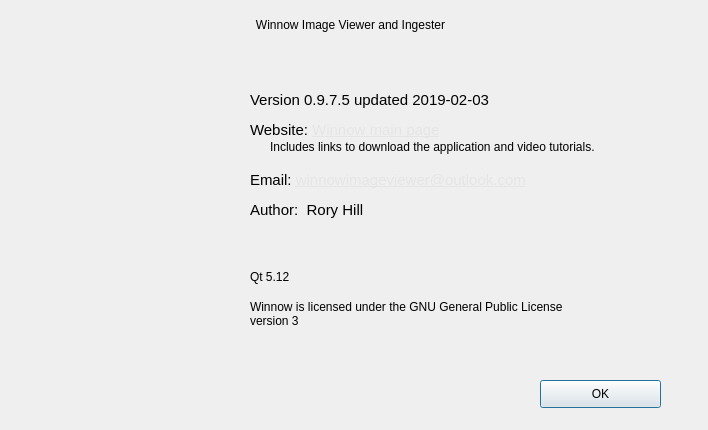
The window that Dialogs/aboutdlg.ui (towhee/Winnow64) describes before a commit, drawn with Qt 5.
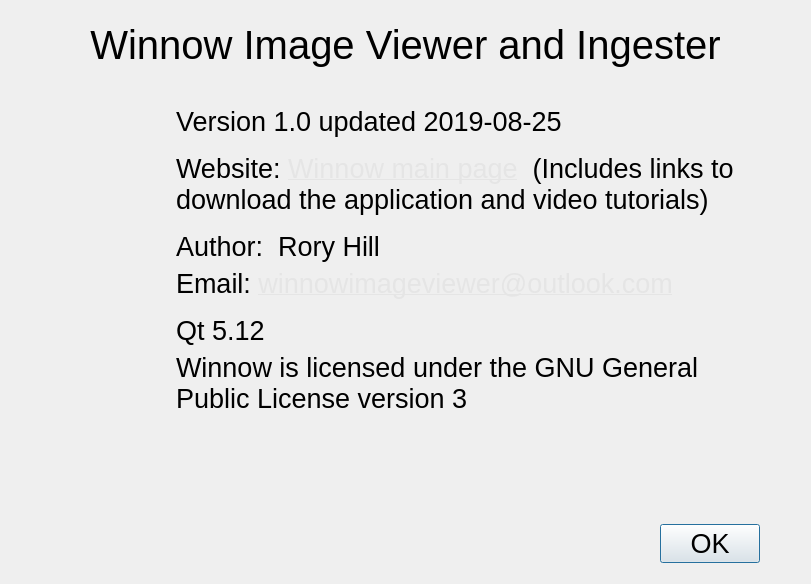
The same window after the commit. Icons and pictures are not drawn.

Commit message:
Scale fonts 2
About and AppDlg

```diff
--- a/Dialogs/aboutdlg.ui
+++ b/Dialogs/aboutdlg.ui
@@ -6,21 +6,121 @@
    <rect>
     <x>0</x>
     <y>0</y>
-    <width>708</width>
-    <height>430</height>
+    <width>811</width>
+    <height>584</height>
    </rect>
   </property>
+  <property name="sizePolicy">
+   <sizepolicy hsizetype="Maximum" vsizetype="Maximum">
+    <horstretch>0</horstretch>
+    <verstretch>0</verstretch>
+   </sizepolicy>
+  </property>
+  <property name="font">
+   <font>
+    <pointsize>20</pointsize>
+   </font>
+  </property>
   <property name="windowTitle">
    <string>About</string>
   </property>
+  <layout class="QVBoxLayout" name="verticalLayout">
+   <item>
+    <layout class="QHBoxLayout" name="horizontalLayout_3">
+     <property name="bottomMargin">
+      <number>20</number>
+     </property>
+     <item alignment="Qt::AlignHCenter|Qt::AlignVCenter">
+      <widget class="QLabel" name="title">
+       <property name="sizePolicy">
+        <sizepolicy hsizetype="Maximum" vsizetype="Maximum">
+         <horstretch>0</horstretch>
+         <verstretch>0</verstretch>
+        </sizepolicy>
+       </property>
+       <property name="maximumSize">
+        <size>
+         <width>900</width>
+         <height>16777215</height>
+        </size>
+       </property>
+       <property name="font">
+        <font>
+         <family>Tahoma</family>
+         <pointsize>30</pointsize>
+         <weight>50</weight>
+         <italic>false</italic>
+         <bold>false</bold>
+        </font>
+       </property>
+       <property name="text">
+        <string>Winnow Image Viewer and Ingester</string>
+       </property>
+       <property name="alignment">
+        <set>Qt::AlignCenter</set>
+       </property>
+      </widget>
+     </item>
+    </layout>
+   </item>
+   <item>
+    <layout class="QHBoxLayout" name="horizontalLayout_4">
+     <property name="bottomMargin">
+      <number>10</number>
+     </property>
+     <item>
+      <spacer name="horizontalSpacer_5">
+       <property name="orientation">
+        <enum>Qt::Horizontal</enum>
+       </property>
+       <property name="sizeType">
+        <enum>QSizePolicy::Maximum</enum>
+       </property>
+       <property name="sizeHint" stdset="0">
+        <size>
+         <width>40</width>
+         <height>20</height>
+        </size>
+       </property>
+      </spacer>
+     </item>
+     <item>
+      <layout class="QVBoxLayout" name="verticalLayout_3">
+       <item>
+        <spacer name="verticalSpacer_3">
+         <property name="orientation">
+          <enum>Qt::Vertical</enum>
+         </property>
+         <property name="sizeType">
+          <enum>QSizePolicy::Maximum</enum>
+         </property>
+         <property name="sizeHint" stdset="0">
+          <size>
+           <width>20</width>
+           <height>20</height>
+          </size>
+         </property>
+        </spacer>
+       </item>
+       <item>
   <widget class="QLabel" name="label">
-   <property name="geometry">
-    <rect>
-     <x>50</x>
-     <y>90</y>
+         <property name="sizePolicy">
+          <sizepolicy hsizetype="Maximum" vsizetype="Preferred">
+           <horstretch>0</horstretch>
+           <verstretch>0</verstretch>
+          </sizepolicy>
+         </property>
+         <property name="minimumSize">
+          <size>
      <width>100</width>
      <height>100</height>
-    </rect>
+          </size>
+         </property>
+         <property name="maximumSize">
+          <size>
+           <width>100</width>
+           <height>100</height>
+          </size>
    </property>
    <property name="text">
     <string/>
@@ -32,135 +132,185 @@
     <bool>true</bool>
    </property>
   </widget>
+       </item>
+       <item>
+        <spacer name="verticalSpacer_5">
+         <property name="orientation">
+          <enum>Qt::Vertical</enum>
+         </property>
+         <property name="sizeType">
+          <enum>QSizePolicy::Maximum</enum>
+         </property>
+         <property name="sizeHint" stdset="0">
+          <size>
+           <width>10</width>
+           <height>68</height>
+          </size>
+         </property>
+        </spacer>
+       </item>
+      </layout>
+     </item>
+     <item>
+      <spacer name="horizontalSpacer_6">
+       <property name="orientation">
+        <enum>Qt::Horizontal</enum>
+       </property>
+       <property name="sizeType">
+        <enum>QSizePolicy::Maximum</enum>
+       </property>
+       <property name="sizeHint" stdset="0">
+        <size>
+         <width>40</width>
+         <height>20</height>
+        </size>
+       </property>
+      </spacer>
+     </item>
+     <item>
+      <layout class="QVBoxLayout" name="verticalLayout_2">
+       <item>
   <widget class="QLabel" name="version">
-   <property name="geometry">
-    <rect>
-     <x>250</x>
-     <y>90</y>
-     <width>341</width>
-     <height>20</height>
-    </rect>
+         <property name="sizePolicy">
+          <sizepolicy hsizetype="Expanding" vsizetype="Maximum">
+           <horstretch>10</horstretch>
+           <verstretch>0</verstretch>
+          </sizepolicy>
    </property>
    <property name="font">
     <font>
      <family>MS Shell Dlg 2</family>
-     <pointsize>11</pointsize>
+           <pointsize>20</pointsize>
     </font>
    </property>
    <property name="text">
-    <string>Version 0.9.7.5 updated 2019-02-03</string>
-   </property>
-  </widget>
-  <widget class="QLabel" name="title">
-   <property name="geometry">
-    <rect>
-     <x>0</x>
-     <y>0</y>
-     <width>701</width>
-     <height>50</height>
-    </rect>
-   </property>
-   <property name="styleSheet">
-    <string notr="true">font: 20pt &quot;Tahoma&quot;;
-</string>
-   </property>
-   <property name="text">
-    <string>Winnow Image Viewer and Ingester</string>
-   </property>
-   <property name="alignment">
-    <set>Qt::AlignCenter</set>
-   </property>
-  </widget>
+          <string>&lt;html&gt;&lt;head/&gt;&lt;body&gt;&lt;p&gt;Version 1.0 updated 2019-08-25&lt;/p&gt;&lt;/body&gt;&lt;/html&gt;</string>
+         </property>
+        </widget>
+       </item>
+       <item>
+        <spacer name="verticalSpacer_2">
+         <property name="orientation">
+          <enum>Qt::Vertical</enum>
+         </property>
+         <property name="sizeType">
+          <enum>QSizePolicy::Fixed</enum>
+         </property>
+         <property name="sizeHint" stdset="0">
+          <size>
+           <width>20</width>
+           <height>10</height>
+          </size>
+         </property>
+        </spacer>
+       </item>
+       <item>
   <widget class="QLabel" name="webSite">
-   <property name="geometry">
-    <rect>
-     <x>250</x>
-     <y>120</y>
-     <width>361</width>
-     <height>20</height>
-    </rect>
+         <property name="sizePolicy">
+          <sizepolicy hsizetype="Expanding" vsizetype="Preferred">
+           <horstretch>0</horstretch>
+           <verstretch>0</verstretch>
+          </sizepolicy>
    </property>
    <property name="font">
     <font>
      <family>MS Shell Dlg 2</family>
-     <pointsize>11</pointsize>
+           <pointsize>20</pointsize>
     </font>
    </property>
    <property name="styleSheet">
     <string notr="true"/>
    </property>
    <property name="text">
-    <string>&lt;html&gt;&lt;head/&gt;&lt;body&gt;&lt;p&gt;Website:  &lt;a href=&quot;http://165.227.46.158/winnow/winnow.html&quot;&gt;&lt;span style=&quot; text-decoration: underline; color:#e5e5e5;&quot;&gt;Winnow main page&lt;/span&gt;&lt;/a&gt;</string>
-   </property>
-  </widget>
-  <widget class="QLabel" name="email">
-   <property name="geometry">
-    <rect>
-     <x>250</x>
-     <y>170</y>
-     <width>361</width>
-     <height>20</height>
-    </rect>
-   </property>
-   <property name="font">
-    <font>
-     <family>MS Shell Dlg 2</family>
-     <pointsize>11</pointsize>
-    </font>
-   </property>
-   <property name="text">
-    <string>&lt;html&gt;&lt;head/&gt;&lt;body&gt;&lt;p&gt;Email:  &lt;a href=&quot;http://165.227.46.158/winnow/winnow.html&quot;&gt;&lt;span style=&quot; text-decoration: underline; color:#e5e5e5;&quot;&gt;winnowimageviewer@outlook.com&lt;/span&gt;&lt;/a&gt;</string>
-   </property>
-  </widget>
+          <string>&lt;html&gt;&lt;head/&gt;&lt;body&gt;&lt;p&gt;Website: &lt;a href=&quot;http://165.227.46.158/winnow/winnow.html&quot;&gt;&lt;span style=&quot; text-decoration: underline; color:#e5e5e5;&quot;&gt;Winnow main page&lt;/span&gt;&lt;/a&gt;&amp;nbsp;&amp;nbsp;(Includes links to download the application and video tutorials)&lt;/p&gt;&lt;/body&gt;&lt;/html&gt;</string>
+         </property>
+         <property name="wordWrap">
+          <bool>true</bool>
+         </property>
+        </widget>
+       </item>
+       <item>
+        <spacer name="verticalSpacer_4">
+         <property name="orientation">
+          <enum>Qt::Vertical</enum>
+         </property>
+         <property name="sizeType">
+          <enum>QSizePolicy::Fixed</enum>
+         </property>
+         <property name="sizeHint" stdset="0">
+          <size>
+           <width>10</width>
+           <height>10</height>
+          </size>
+         </property>
+        </spacer>
+       </item>
+       <item>
   <widget class="QLabel" name="Author">
-   <property name="geometry">
-    <rect>
-     <x>250</x>
-     <y>200</y>
-     <width>361</width>
-     <height>20</height>
-    </rect>
+         <property name="sizePolicy">
+          <sizepolicy hsizetype="Expanding" vsizetype="Maximum">
+           <horstretch>0</horstretch>
+           <verstretch>0</verstretch>
+          </sizepolicy>
    </property>
    <property name="font">
     <font>
      <family>MS Shell Dlg 2</family>
-     <pointsize>11</pointsize>
-    </font>
-   </property>
-   <property name="styleSheet">
-    <string notr="true">font-size = 9;</string>
-   </property>
+           <pointsize>20</pointsize>
+          </font>
+         </property>
    <property name="text">
     <string>Author:  Rory Hill</string>
    </property>
   </widget>
-  <widget class="QLabel" name="license">
-   <property name="geometry">
-    <rect>
-     <x>250</x>
-     <y>300</y>
-     <width>321</width>
-     <height>41</height>
-    </rect>
+       </item>
+       <item>
+        <widget class="QLabel" name="email">
+         <property name="sizePolicy">
+          <sizepolicy hsizetype="Expanding" vsizetype="Maximum">
+           <horstretch>0</horstretch>
+           <verstretch>0</verstretch>
+          </sizepolicy>
+         </property>
+         <property name="font">
+          <font>
+           <family>MS Shell Dlg 2</family>
+           <pointsize>20</pointsize>
+          </font>
    </property>
    <property name="text">
-    <string>Winnow is licensed under the GNU General Public License version 3</string>
-   </property>
-   <property name="alignment">
-    <set>Qt::AlignLeading|Qt::AlignLeft|Qt::AlignTop</set>
-   </property>
-   <property name="wordWrap">
-    <bool>true</bool>
-   </property>
-  </widget>
+          <string>&lt;html&gt;&lt;head/&gt;&lt;body&gt;&lt;p&gt;Email:  &lt;a href=&quot;http://165.227.46.158/winnow/winnow.html&quot;&gt;&lt;span style=&quot; text-decoration: underline; color:#e5e5e5;&quot;&gt;winnowimageviewer@outlook.com&lt;/span&gt;&lt;/a&gt;</string>
+         </property>
+        </widget>
+       </item>
+       <item>
+        <spacer name="verticalSpacer_7">
+         <property name="orientation">
+          <enum>Qt::Vertical</enum>
+         </property>
+         <property name="sizeType">
+          <enum>QSizePolicy::Fixed</enum>
+         </property>
+         <property name="sizeHint" stdset="0">
+          <size>
+           <width>20</width>
+           <height>10</height>
+          </size>
+         </property>
+        </spacer>
+       </item>
+       <item>
   <widget class="QLabel" name="qtVersion">
-   <property name="geometry">
-    <rect>
-     <x>250</x>
-     <y>270</y>
-     <width>101</width>
-     <height>21</height>
-    </rect>
+         <property name="sizePolicy">
+          <sizepolicy hsizetype="Expanding" vsizetype="Maximum">
+           <horstretch>0</horstretch>
+           <verstretch>0</verstretch>
+          </sizepolicy>
+         </property>
+         <property name="font">
+          <font>
+           <pointsize>20</pointsize>
+          </font>
    </property>
    <property name="text">
     <string>Qt 5.12</string>
@@ -172,43 +322,134 @@
     <bool>true</bool>
    </property>
   </widget>
+       </item>
+       <item>
+        <widget class="QLabel" name="license">
+         <property name="sizePolicy">
+          <sizepolicy hsizetype="Expanding" vsizetype="Maximum">
+           <horstretch>0</horstretch>
+           <verstretch>0</verstretch>
+          </sizepolicy>
+         </property>
+         <property name="font">
+          <font>
+           <pointsize>20</pointsize>
+          </font>
+         </property>
+         <property name="text">
+          <string>Winnow is licensed under the GNU General Public License version 3</string>
+         </property>
+         <property name="alignment">
+          <set>Qt::AlignLeading|Qt::AlignLeft|Qt::AlignTop</set>
+         </property>
+         <property name="wordWrap">
+          <bool>true</bool>
+         </property>
+        </widget>
+       </item>
+      </layout>
+     </item>
+     <item>
+      <spacer name="horizontalSpacer_4">
+       <property name="orientation">
+        <enum>Qt::Horizontal</enum>
+       </property>
+       <property name="sizeType">
+        <enum>QSizePolicy::Maximum</enum>
+       </property>
+       <property name="sizeHint" stdset="0">
+        <size>
+         <width>40</width>
+         <height>20</height>
+        </size>
+       </property>
+      </spacer>
+     </item>
+    </layout>
+   </item>
+   <item>
+    <widget class="QFrame" name="frame">
+     <property name="sizePolicy">
+      <sizepolicy hsizetype="Maximum" vsizetype="Minimum">
+       <horstretch>0</horstretch>
+       <verstretch>0</verstretch>
+      </sizepolicy>
+     </property>
+     <property name="frameShape">
+      <enum>QFrame::StyledPanel</enum>
+     </property>
+     <property name="frameShadow">
+      <enum>QFrame::Raised</enum>
+     </property>
+    </widget>
+   </item>
+   <item>
+    <layout class="QHBoxLayout" name="horizontalLayout_5">
+     <property name="bottomMargin">
+      <number>10</number>
+     </property>
+     <item>
+      <spacer name="horizontalSpacer_3">
+       <property name="orientation">
+        <enum>Qt::Horizontal</enum>
+       </property>
+       <property name="sizeHint" stdset="0">
+        <size>
+         <width>533</width>
+         <height>20</height>
+        </size>
+       </property>
+      </spacer>
+     </item>
+     <item>
   <widget class="QPushButton" name="okButton">
-   <property name="geometry">
-    <rect>
-     <x>540</x>
-     <y>380</y>
-     <width>121</width>
-     <height>28</height>
-    </rect>
+       <property name="sizePolicy">
+        <sizepolicy hsizetype="Minimum" vsizetype="Fixed">
+         <horstretch>1</horstretch>
+         <verstretch>0</verstretch>
+        </sizepolicy>
+       </property>
+       <property name="minimumSize">
+        <size>
+         <width>100</width>
+         <height>0</height>
+        </size>
+       </property>
+       <property name="maximumSize">
+        <size>
+         <width>100</width>
+         <height>16777215</height>
+        </size>
+       </property>
+       <property name="font">
+        <font>
+         <pointsize>20</pointsize>
+        </font>
    </property>
    <property name="text">
     <string>OK</string>
    </property>
   </widget>
-  <widget class="QLabel" name="comment">
-   <property name="geometry">
-    <rect>
-     <x>270</x>
-     <y>140</y>
-     <width>391</width>
-     <height>21</height>
-    </rect>
-   </property>
-   <property name="font">
-    <font>
-     <pointsize>9</pointsize>
-    </font>
-   </property>
-   <property name="text">
-    <string>Includes links to download the application and video tutorials.</string>
-   </property>
-   <property name="alignment">
-    <set>Qt::AlignLeading|Qt::AlignLeft|Qt::AlignTop</set>
-   </property>
-   <property name="wordWrap">
-    <bool>true</bool>
-   </property>
-  </widget>
+     </item>
+     <item>
+      <spacer name="horizontalSpacer_2">
+       <property name="orientation">
+        <enum>Qt::Horizontal</enum>
+       </property>
+       <property name="sizeType">
+        <enum>QSizePolicy::Fixed</enum>
+       </property>
+       <property name="sizeHint" stdset="0">
+        <size>
+         <width>40</width>
+         <height>20</height>
+        </size>
+       </property>
+      </spacer>
+     </item>
+    </layout>
+   </item>
+  </layout>
  </widget>
  <resources>
   <include location="../winnow.qrc"/>
```
Lines whose indentation alone changed are shown as unchanged. The commit also changes 8 other files.
